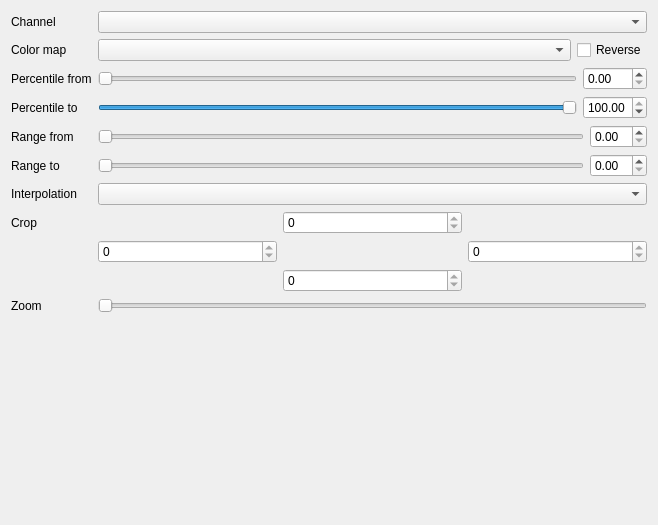
waveform-computing/rastools, file rastools/rasview_mdi.ui: the form before one commit.
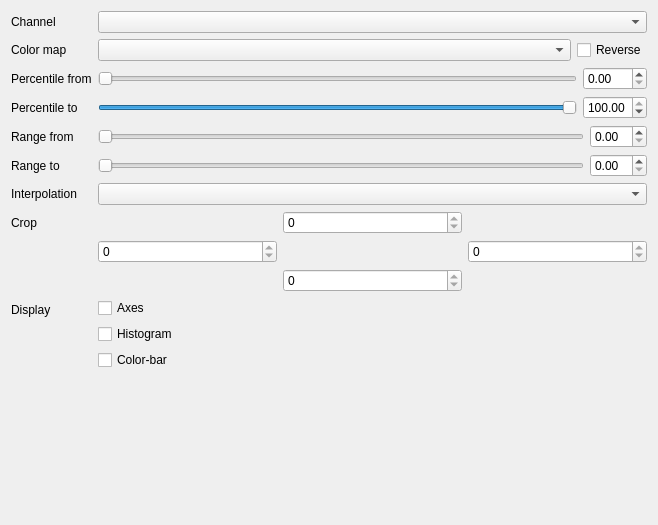
The form after the commit.

Commit message: Removed necessity for creation of .ui translations

Diff of the .ui file:
```diff
--- a/rastools/rasview_mdi.ui
+++ b/rastools/rasview_mdi.ui
@@ -21,6 +21,9 @@
      </property>
      <widget class="QWidget" name="">
       <layout class="QFormLayout" name="form_layout">
+       <property name="fieldGrowthPolicy">
+        <enum>QFormLayout::AllNonFixedFieldsGrow</enum>
+       </property>
        <item row="0" column="0">
         <widget class="QLabel" name="channel_label">
          <property name="text">
@@ -262,19 +265,34 @@
        <item row="8" column="0">
         <widget class="QLabel" name="zoom_label">
          <property name="text">
-          <string>Zoom</string>
-         </property>
-         <property name="buddy">
-          <cstring>zoom_slider</cstring>
+          <string>Display</string>
          </property>
         </widget>
        </item>
        <item row="8" column="1">
-        <widget class="QSlider" name="zoom_slider">
-         <property name="orientation">
-          <enum>Qt::Horizontal</enum>
-         </property>
-        </widget>
+        <layout class="QVBoxLayout" name="display_layout">
+         <item>
+          <widget class="QCheckBox" name="axes_check">
+           <property name="text">
+            <string>Axes</string>
+           </property>
+          </widget>
+         </item>
+         <item>
+          <widget class="QCheckBox" name="histogram_check">
+           <property name="text">
+            <string>Histogram</string>
+           </property>
+          </widget>
+         </item>
+         <item>
+          <widget class="QCheckBox" name="colorbar_check">
+           <property name="text">
+            <string>Color-bar</string>
+           </property>
+          </widget>
+         </item>
+        </layout>
        </item>
       </layout>
      </widget>
```
Left out of the diff: 5 changed lines with no effect on the pictures. The commit also changes 6 other files.
